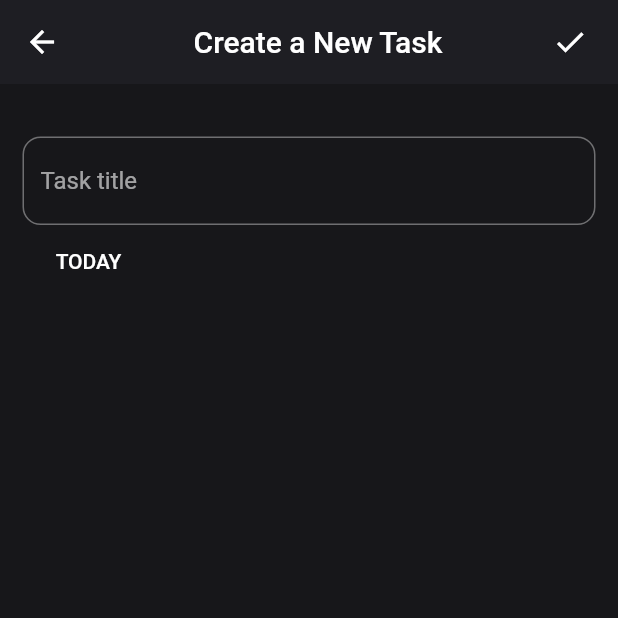
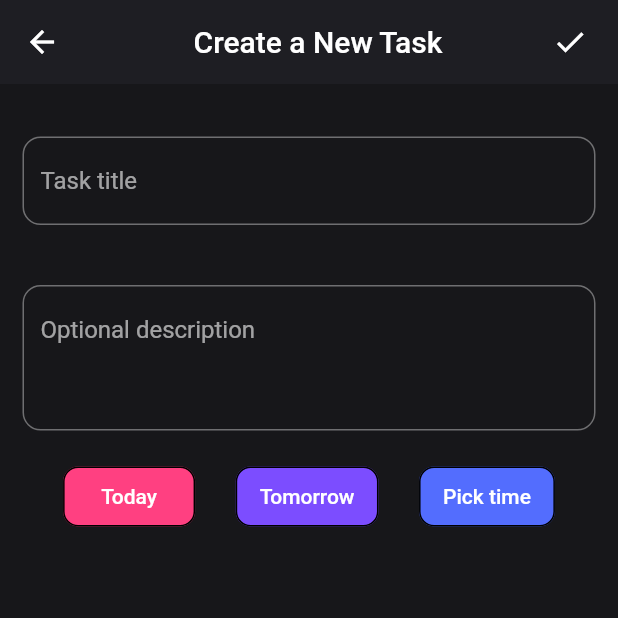
Before and after one commit to IshanDhruv/TasksApp, a Flutter app: the screen it shows once a user with an empty profile is signed in, after a tap on the "add" icon, on a phone screen of 412 x 824 dp, the top half of it. Run offline on Flutter 3.47's test engine with Material 2 defaults, Android fonts, the phone set to English and light mode, and no system bars; our stand-ins replace auto_size_text, cloud_firestore, firebase_auth, firebase_core, google_sign_in; accounts and stored records are empty.

Commit message:
Added task desc and changed colors

```diff
--- a/lib/models/task.dart
+++ b/lib/models/task.dart
@@ -1,8 +1,9 @@
 class Task {
   String id;
   String title;
+  String description;
   DateTime time;
   bool isCompleted;
 
-  Task({this.id, this.title, this.isCompleted, this.time});
+  Task({this.id, this.title, this.description, this.isCompleted, this.time});
 }
--- a/lib/presentation/modify_task.dart
+++ b/lib/presentation/modify_task.dart
@@ -26,12 +26,14 @@ class _ModifyTaskScreenState extends State<ModifyTaskScreen> {
   User get user => widget.user;
   final _formKey = GlobalKey<FormState>();
   TextEditingController _titleController = TextEditingController();
+  TextEditingController _descController = TextEditingController();
 
   @override
   void initState() {
     if (isModify == true) {
       task = widget.task;
       _titleController.text = task.title;
+      _descController.text = task.description;
     }
     ;
     super.initState();
@@ -50,6 +52,7 @@ class _ModifyTaskScreenState extends State<ModifyTaskScreen> {
               child: Tooltip(child: Icon(Icons.done), message: "Create"),
               onTap: () {
                 task.title = _titleController.text;
+                task.description = _descController.text;
                 task.time = _date;
                 if (isModify == false)
                   db.createTask(user.uid, task);
@@ -71,6 +74,7 @@ class _ModifyTaskScreenState extends State<ModifyTaskScreen> {
               Form(
                 key: _formKey,
                 child: Column(
+                  crossAxisAlignment: CrossAxisAlignment.start,
                   children: [
                     TextFormField(
                         decoration: InputDecoration(
@@ -80,7 +84,7 @@ class _ModifyTaskScreenState extends State<ModifyTaskScreen> {
                           ),
                           focusedBorder: OutlineInputBorder(
                             borderRadius: BorderRadius.circular(12),
-                            borderSide: BorderSide(color: Colors.pinkAccent),
+                            borderSide: BorderSide(color: Colors.white),
                           ),
                           hintText: 'Task title',
                         ),
@@ -91,7 +95,25 @@ class _ModifyTaskScreenState extends State<ModifyTaskScreen> {
                           }
                           return null;
                         }),
-                    _dateRow(context)
+                    SizedBox(height: 40),
+                    TextFormField(
+                      minLines: 3,
+                      maxLines: 10,
+                      decoration: InputDecoration(
+                        fillColor: Color(0xff212126),
+                        border: OutlineInputBorder(
+                          borderRadius: BorderRadius.circular(12),
+                        ),
+                        focusedBorder: OutlineInputBorder(
+                          borderRadius: BorderRadius.circular(12),
+                          borderSide: BorderSide(color: Colors.white),
+                        ),
+                        hintText: 'Optional description',
+                      ),
+                      controller: _descController,
+                    ),
+                    SizedBox(height: 20),
+                    _dateRow(context),
                   ],
                 ),
               ),
@@ -106,10 +128,51 @@ class _ModifyTaskScreenState extends State<ModifyTaskScreen> {
 Widget _dateRow(context) {
   return Container(
     child: Row(
+      mainAxisAlignment: MainAxisAlignment.spaceEvenly,
       children: [
         FlatButton(
-          child: Text("TODAY"),
+          height: 40,
+          shape: RoundedRectangleBorder(
+              borderRadius: BorderRadius.circular(10), side: BorderSide()),
+          color: Colors.pinkAccent,
+          child: Text("Today"),
           onPressed: () async {
+            _date = DateTime.now();
+            _time = await showTimePicker(
+                context: context, initialTime: TimeOfDay.now());
+            _date = DateTime(
+                _date.year, _date.month, _date.day, _time.hour, _time.minute);
+            print(_date);
+          },
+        ),
+//        SizedBox(width: 30),
+        FlatButton(
+          height: 40,
+          shape: RoundedRectangleBorder(
+              borderRadius: BorderRadius.circular(10), side: BorderSide()),
+          color: Colors.deepPurpleAccent,
+          child: Text("Tomorrow"),
+          onPressed: () async {
+            _date = DateTime.now();
+            _time = await showTimePicker(
+                context: context, initialTime: TimeOfDay.now());
+            _date = DateTime(_date.year, _date.month, _date.day + 1, _time.hour,
+                _time.minute);
+            print(_date);
+          },
+        ),
+        FlatButton(
+          height: 40,
+          shape: RoundedRectangleBorder(
+              borderRadius: BorderRadius.circular(10), side: BorderSide()),
+          color: Colors.indigoAccent,
+          child: Text("Pick time"),
+          onPressed: () async {
+            _date = await showDatePicker(
+                context: context,
+                initialDate: _date,
+                firstDate: DateTime.now(),
+                lastDate: DateTime(2025));
             _time = await showTimePicker(
                 context: context, initialTime: TimeOfDay.now());
             _date = DateTime(
--- a/lib/presentation/widgets/task_card.dart
+++ b/lib/presentation/widgets/task_card.dart
@@ -26,6 +26,8 @@ class _TaskCardState extends State<TaskCard> {
   Widget build(BuildContext context) {
     Color _color = Colors.blue;
     if (task.time.day == DateTime.now().day) _color = Colors.pinkAccent;
+    if (task.time.day == DateTime.now().day + 1)
+      _color = Colors.deepPurpleAccent;
     return ClipRRect(
       borderRadius: BorderRadius.circular(12),
       child: GestureDetector(
--- a/lib/services/db_service.dart
+++ b/lib/services/db_service.dart
@@ -20,10 +20,10 @@ class DBService {
   Task tasksFromSnapshot(DocumentSnapshot snapshot) {
     try {
       print(snapshot.metadata.isFromCache ? "Cached" : "Not Cached");
-      print(snapshot.data());
       Task task = Task(
           id: snapshot.id,
           title: snapshot['title'],
+          description: snapshot['description'],
           isCompleted: snapshot['isCompleted'],
           time: snapshot['time'].toDate());
       return task;
@@ -35,6 +35,7 @@ class DBService {
   createTask(String uid, Task task) {
     var obj = {
       "title": task.title,
+      "description": task.description,
       "isCompleted": false,
       "time": Timestamp.fromDate(task.time)
     };
@@ -49,6 +50,7 @@ class DBService {
   modifyTask(String uid, Task task) {
     var obj = {
       "title": task.title,
+      "description": task.description,
       "isCompleted": false,
       "time": Timestamp.fromDate(task.time)
     };
```
